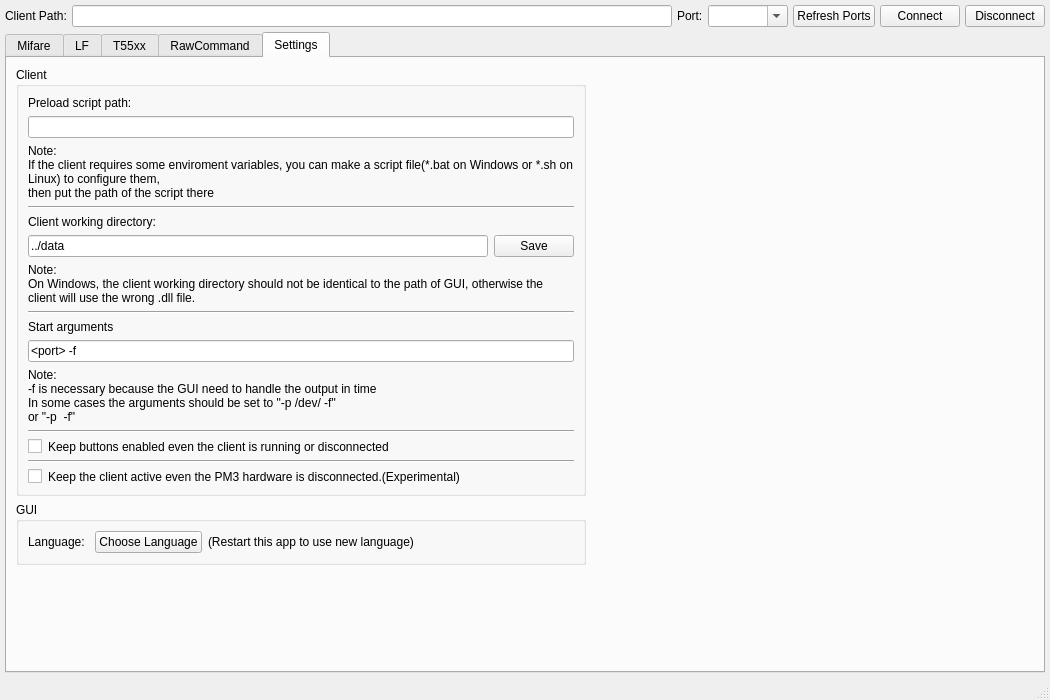
The window that ui/mainwindow.ui (wh201906/Proxmark3GUI) describes before a commit, drawn with Qt 5.
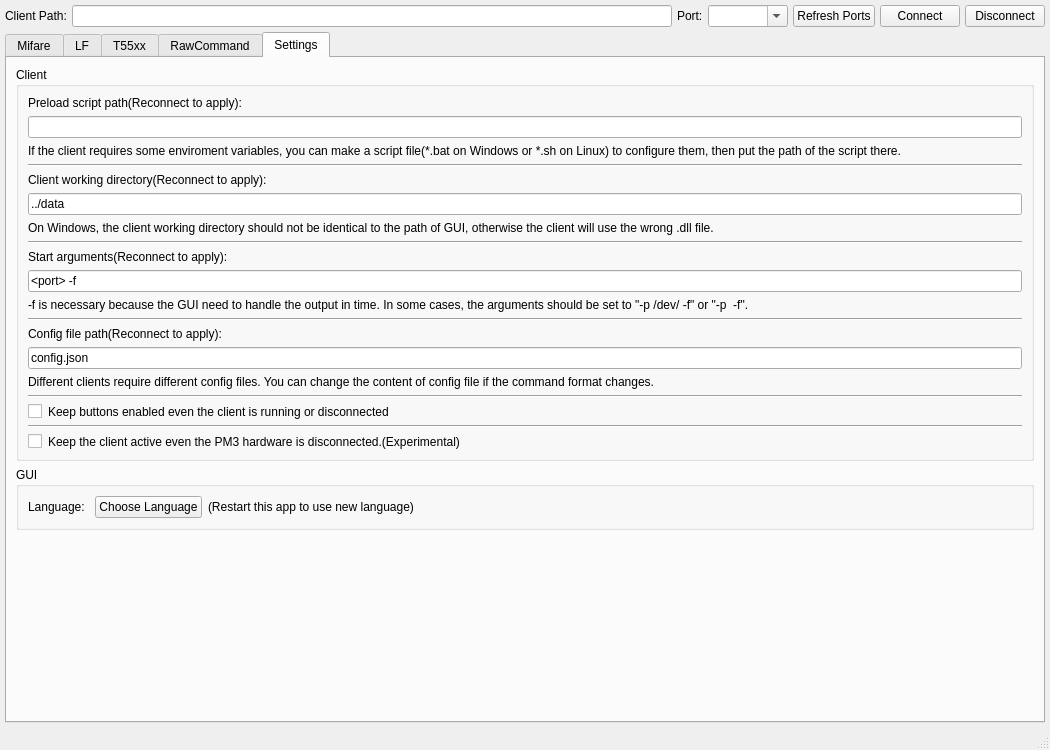
The same window after the commit. The open tabs and pages were chosen to show the change.

Commit message: Choose config file path

```diff
--- a/ui/mainwindow.ui
+++ b/ui/mainwindow.ui
@@ -7,7 +7,7 @@
     <x>0</x>
     <y>0</y>
     <width>1050</width>
-    <height>700</height>
+    <height>750</height>
    </rect>
   </property>
   <property name="minimumSize">
@@ -2650,7 +2650,7 @@
              <item>
               <widget class="QLabel" name="label_11">
                <property name="text">
-                <string>Preload script path:</string>
+                <string>Preload script path(Reconnect to apply):</string>
                </property>
               </widget>
              </item>
@@ -2664,9 +2664,7 @@
              <item>
               <widget class="QLabel" name="label_13">
                <property name="text">
-                <string>Note:
-If the client requires some enviroment variables, you can make a script file(*.bat on Windows or *.sh on Linux) to configure them,
-then put the path of the script there</string>
+                <string>If the client requires some enviroment variables, you can make a script file(*.bat on Windows or *.sh on Linux) to configure them, then put the path of the script there.</string>
                </property>
                <property name="wordWrap">
                 <bool>true</bool>
@@ -2683,33 +2681,21 @@
              <item>
               <widget class="QLabel" name="label_19">
                <property name="text">
-                <string>Client working directory:</string>
+                <string>Client working directory(Reconnect to apply):</string>
                </property>
               </widget>
              </item>
              <item>
-              <layout class="QHBoxLayout" name="horizontalLayout_15">
-               <item>
-                <widget class="QLineEdit" name="Set_Client_workingDirEdit">
-                 <property name="text">
-                  <string>../data</string>
-                 </property>
-                </widget>
-               </item>
-               <item>
-                <widget class="QPushButton" name="Set_Client_saveWorkingDirButton">
-                 <property name="text">
-                  <string>Save</string>
-                 </property>
-                </widget>
-               </item>
-              </layout>
+              <widget class="QLineEdit" name="Set_Client_workingDirEdit">
+               <property name="text">
+                <string>../data</string>
+               </property>
+              </widget>
              </item>
              <item>
               <widget class="QLabel" name="label_20">
                <property name="text">
-                <string>Note:
-On Windows, the client working directory should not be identical to the path of GUI, otherwise the client will use the wrong .dll file.</string>
+                <string>On Windows, the client working directory should not be identical to the path of GUI, otherwise the client will use the wrong .dll file.</string>
                </property>
                <property name="wordWrap">
                 <bool>true</bool>
@@ -2726,7 +2712,7 @@
              <item>
               <widget class="QLabel" name="label_12">
                <property name="text">
-                <string>Start arguments</string>
+                <string>Start arguments(Reconnect to apply):</string>
                </property>
               </widget>
              </item>
@@ -2740,10 +2726,7 @@
              <item>
               <widget class="QLabel" name="label_14">
                <property name="text">
-                <string>Note: 
--f is necessary because the GUI need to handle the output in time
-In some cases the arguments should be set to &quot;-p /dev/&lt;port&gt; -f&quot;
-or &quot;-p &lt;port&gt; -f&quot;</string>
+                <string>-f is necessary because the GUI need to handle the output in time. In some cases, the arguments should be set to &quot;-p /dev/&lt;port&gt; -f&quot; or &quot;-p &lt;port&gt; -f&quot;.</string>
                </property>
                <property name="wordWrap">
                 <bool>true</bool>
@@ -2757,6 +2740,37 @@
                </property>
               </widget>
              </item>
+             <item>
+              <widget class="QLabel" name="label_63">
+               <property name="text">
+                <string>Config file path(Reconnect to apply):</string>
+               </property>
+              </widget>
+             </item>
+             <item>
+              <widget class="QLineEdit" name="Set_Client_configPathEdit">
+               <property name="text">
+                <string>config.json</string>
+               </property>
+              </widget>
+             </item>
+             <item>
+              <widget class="QLabel" name="label_64">
+               <property name="text">
+                <string>Different clients require different config files. You can change the content of config file if the command format changes.</string>
+               </property>
+               <property name="wordWrap">
+                <bool>true</bool>
+               </property>
+              </widget>
+             </item>
+             <item>
+              <widget class="Line" name="line_8">
+               <property name="orientation">
+                <enum>Qt::Horizontal</enum>
+               </property>
+              </widget>
+             </item>
              <item>
               <layout class="QHBoxLayout" name="horizontalLayout_16">
                <item>
@@ -2912,6 +2926,9 @@
           <property name="orientation">
            <enum>Qt::Horizontal</enum>
           </property>
+          <property name="sizeType">
+           <enum>QSizePolicy::Minimum</enum>
+          </property>
           <property name="sizeHint" stdset="0">
            <size>
             <width>0</width>
```
The commit also changes 6 other files.
